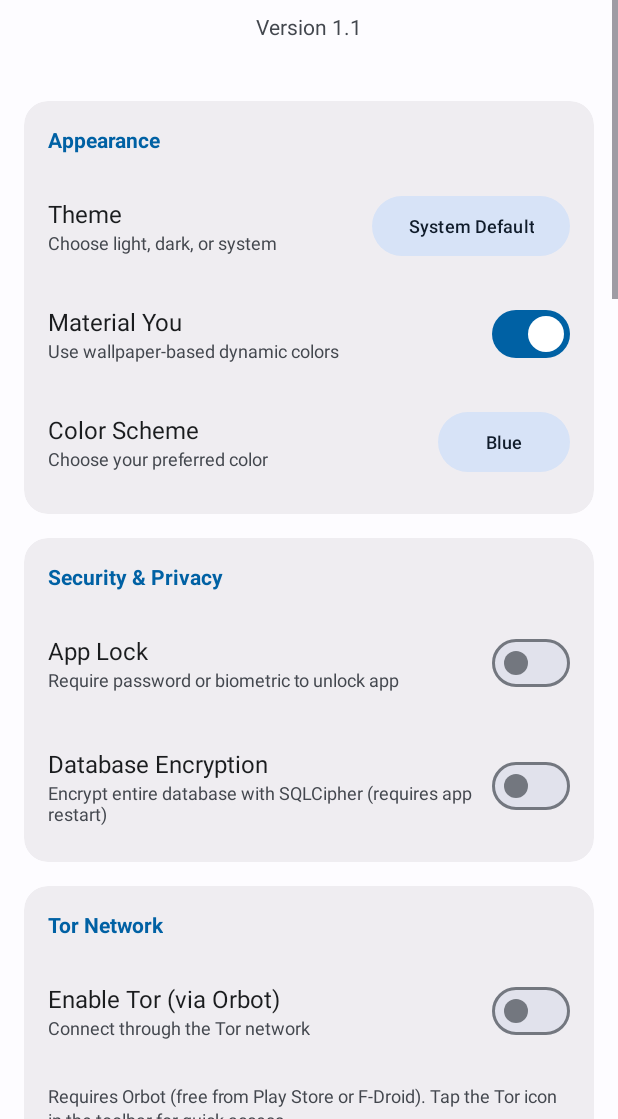
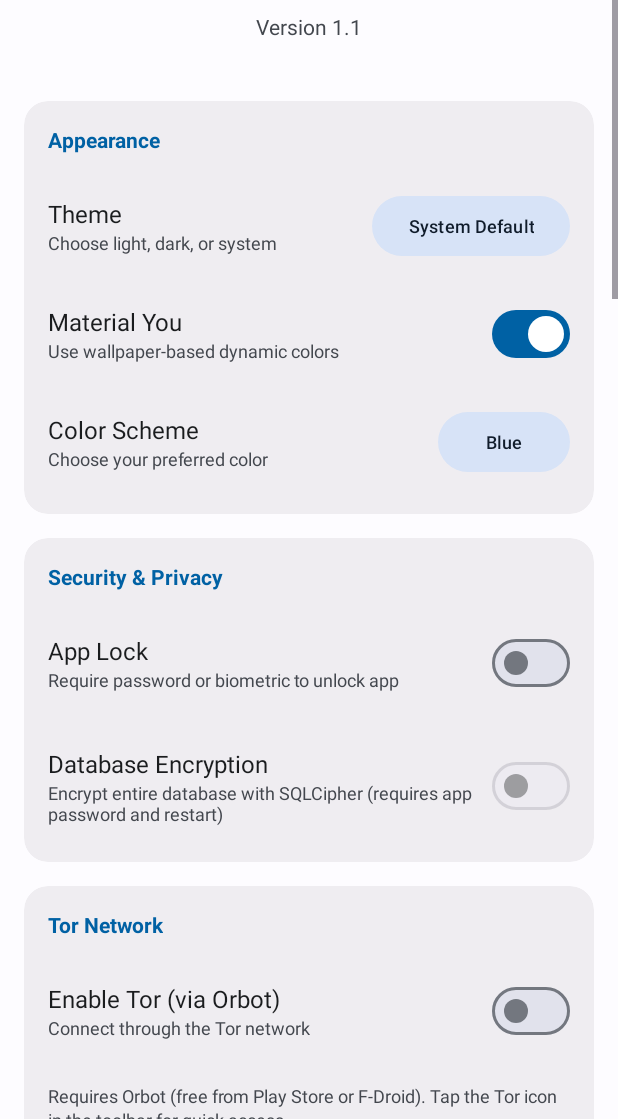
Before and after one commit to deutsia/deutsia-radio, an Android app: the fragment SettingsFragment shown on its own in the app's theme, on a phone screen of 412 x 824 dp, the part 117-1236 px from its top. Run offline under Robolectric (Android 15) with nearby library versions, the phone set to English and light mode, and no system bars; our stand-ins replace Room's generated code; libraries missing offline, so code that uses them is left out: net.sqlcipher.database; 9 statements that could not run were skipped.

Commit message:
Require app password for database encryption
SECURITY IMPROVEMENT: Database encryption now requires an app password
to be set before it can be enabled. This ensures that encrypted databases
are protected by user authentication, addressing a critical security gap.

Changes:
- Add password requirement check when enabling database encryption
- Display informative dialog if password is not set
- Disable encryption switch when no password is set
- Update encryption description to mention password requirement
- Auto-enable switch when password is set for first time

Security Benefits:
- Prevents users from enabling encryption without authentication
- Creates clear dependency between app lock and database encryption
- Improves user understanding of encryption threat model
- Maintains UX: allows disabling encryption even if password removed

Implementation Details:
- Added BiometricAuthManager.hasPassword() check in encryption toggle
- New updateDatabaseEncryptionSwitchState() method for dynamic UI updates
- New string resources for password requirement dialog
- Switch enabled only if: password exists OR encryption already enabled

Files Modified:
- app/src/main/java/com/opensource/i2pradio/ui/SettingsFragment.kt
  * Added password check in setupDatabaseEncryptionControls()
  * Added updateDatabaseEncryptionSwitchState() helper method
  * Call update method when password is set

- app/src/main/res/values/strings.xml
  * settings_database_encryption_password_required_title
  * settings_database_encryption_password_required_message
  * Updated settings_database_encryption_description

Related Issue: Database encryption could be enabled without app password,
creating a false sense of security. The encrypted database would auto-decrypt
on app launch without any user authentication.

```diff
--- a/app/src/main/java/com/opensource/i2pradio/ui/SettingsFragment.kt
+++ b/app/src/main/java/com/opensource/i2pradio/ui/SettingsFragment.kt
@@ -1995,6 +1995,7 @@ class SettingsFragment : Fragment() {
                         BiometricAuthManager.setPassword(requireContext(), password)
                         PreferencesHelper.setAppLockEnabled(requireContext(), true)
                         updateAuthenticationUIVisibility()
+                        updateDatabaseEncryptionSwitchState()
                         Toast.makeText(requireContext(), R.string.auth_password_set, Toast.LENGTH_SHORT).show()
                     }
                 }
@@ -2086,11 +2087,34 @@ class SettingsFragment : Fragment() {
         val isEncryptionEnabled = com.opensource.i2pradio.utils.DatabaseEncryptionManager.isDatabaseEncryptionEnabled(requireContext())
         databaseEncryptionSwitch?.isChecked = isEncryptionEnabled
 
+        // Update switch enabled state based on whether password is set
+        updateDatabaseEncryptionSwitchState()
+
         databaseEncryptionSwitch?.setOnCheckedChangeListener { switch, isChecked ->
             // Prevent toggling during processing
             switch.isEnabled = false
 
             if (isChecked) {
+                // Check if app password is set before allowing encryption
+                if (!com.opensource.i2pradio.utils.BiometricAuthManager.hasPassword(requireContext())) {
+                    // Show dialog explaining password requirement
+                    AlertDialog.Builder(requireContext())
+                        .setTitle(R.string.settings_database_encryption_password_required_title)
+                        .setMessage(R.string.settings_database_encryption_password_required_message)
+                        .setPositiveButton(android.R.string.ok) { _, _ ->
+                            // Reset switch and re-enable
+                            switch.isChecked = false
+                            switch.isEnabled = true
+                        }
+                        .setOnCancelListener {
+                            // Reset switch and re-enable
+                            switch.isChecked = false
+                            switch.isEnabled = true
+                        }
+                        .show()
+                    return@setOnCheckedChangeListener
+                }
+
                 // Show confirmation dialog for enabling encryption
                 AlertDialog.Builder(requireContext())
                     .setTitle(R.string.settings_database_encryption_enable_title)
@@ -2221,6 +2245,18 @@ class SettingsFragment : Fragment() {
     }
 
     /**
+     * Update database encryption switch enabled state based on password availability
+     */
+    private fun updateDatabaseEncryptionSwitchState() {
+        val hasPassword = com.opensource.i2pradio.utils.BiometricAuthManager.hasPassword(requireContext())
+        val isEncryptionEnabled = com.opensource.i2pradio.utils.DatabaseEncryptionManager.isDatabaseEncryptionEnabled(requireContext())
+
+        // Enable switch only if password is set OR encryption is already enabled
+        // (allow disabling even if password was removed)
+        databaseEncryptionSwitch?.isEnabled = hasPassword || isEncryptionEnabled
+    }
+
+    /**
      * Restart the app to apply database encryption changes
      */
     private fun restartApp() {
--- a/app/src/main/res/values/strings.xml
+++ b/app/src/main/res/values/strings.xml
@@ -287,7 +287,7 @@
     <string name="settings_set_password">Set Password</string>
     <string name="settings_change_password">Change Password</string>
     <string name="settings_database_encryption">Database Encryption</string>
-    <string name="settings_database_encryption_description">Encrypt entire database with SQLCipher (requires app restart)</string>
+    <string name="settings_database_encryption_description">Encrypt entire database with SQLCipher (requires app password and restart)</string>
     <string name="settings_database_encryption_warning">Warning: This is an experimental feature. Make sure you have a backup before enabling!</string>
     <string name="settings_database_encryption_enable_title">Enable Database Encryption?</string>
     <string name="settings_database_encryption_enable_message">This will encrypt your entire radio database. The app will restart to apply changes.\n\nWARNING: This is experimental. Make sure you have a backup!</string>
@@ -296,6 +296,8 @@
     <string name="settings_database_encryption_enabled">Database encryption enabled</string>
     <string name="settings_database_encryption_disabled">Database encryption disabled</string>
     <string name="settings_database_encryption_error">Failed to change encryption setting</string>
+    <string name="settings_database_encryption_password_required_title">App Password Required</string>
+    <string name="settings_database_encryption_password_required_message">Database encryption requires an app password to be set first. This ensures your encrypted database is protected by authentication.\n\nPlease set an app password in the Security section before enabling database encryption.</string>
 
     <!-- Authentication Dialog -->
     <string name="auth_dialog_title">Set App Password</string>
```
